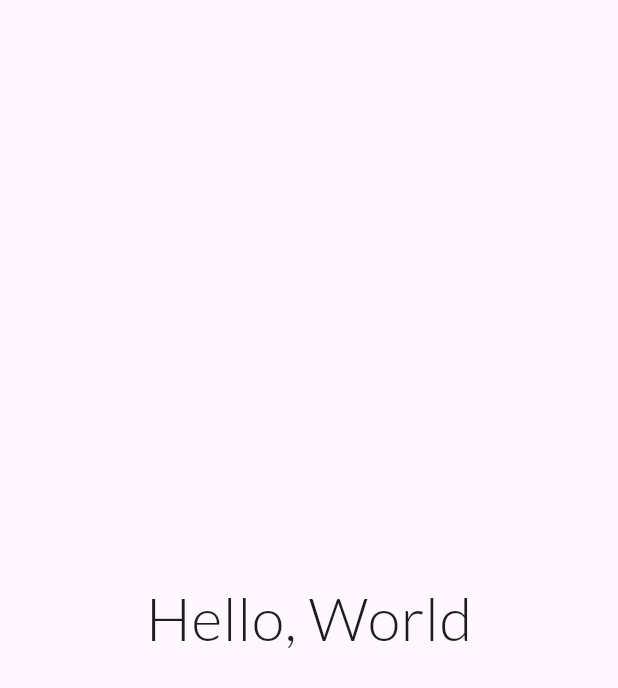
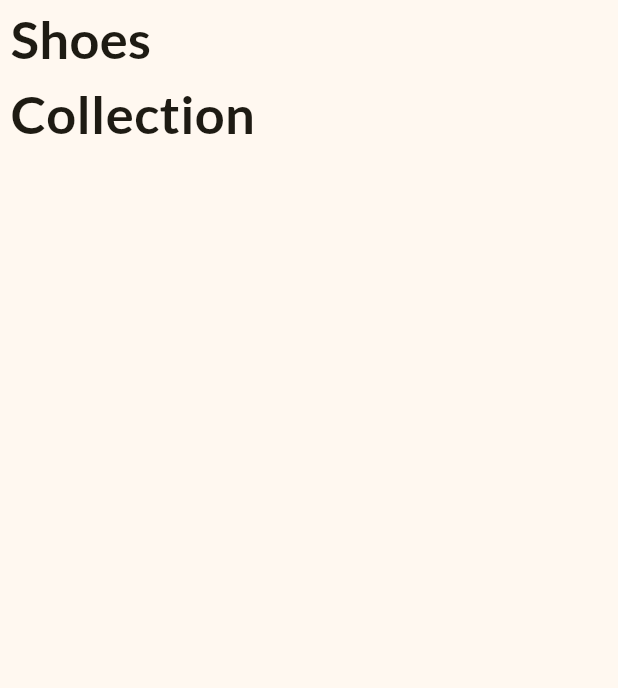
Before and after one commit to akashstwt/shopping_app, a Flutter app: the screen it shows after launch, on a phone screen of 412 x 824 dp. Shown: the top 688 px of the screen. Run offline on Flutter 3.47's test engine with Material 3 defaults, Android fonts, the phone set to English and light mode, and no system bars.

Commit message:
home_page_updated

```diff
--- a/lib/home_page.dart
+++ b/lib/home_page.dart
@@ -6,15 +6,19 @@ class HomePage extends StatelessWidget {
   @override
   Widget build(BuildContext context) {
     return const Scaffold(
-      body: Center(
-        child: Text(
-          'Hello, World',
-          style: TextStyle(
-            fontFamily: 'Lato',
-            fontSize: 40,
-          ),
-        )
-      )
+      body: SafeArea(
+        child: Column(
+          children: [
+            Text(
+              ' Shoes\n Collection',
+              style: TextStyle(
+                fontWeight: FontWeight.bold,
+                fontSize: 35,
+              ),
+            )
+          ],
+        ),
+      ) ,
     );
   }
 }
--- a/lib/main.dart
+++ b/lib/main.dart
@@ -12,6 +12,11 @@ class MyApp extends StatelessWidget {
   Widget build(BuildContext context) {
     return MaterialApp(
       title: 'Shopping App',
+      theme: ThemeData(
+        fontFamily: 'Lato',
+        colorScheme:ColorScheme.fromSeed(
+          seedColor: const Color.fromRGBO(254, 206, 1, 1)),
+      ),
       home: HomePage(),
     );
   }
```
